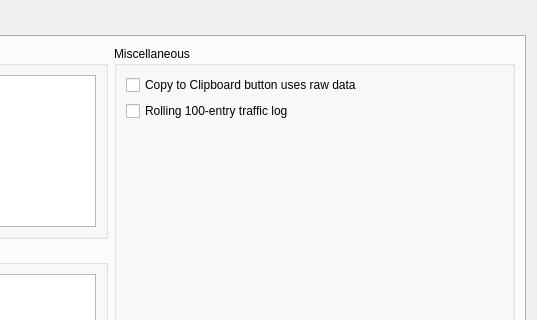
dannagle/PacketSender, file src/settings.ui: the form before one commit; both pictures show x 316 to 853 and y 0 to 320 of the 853 by 545 pixel window.
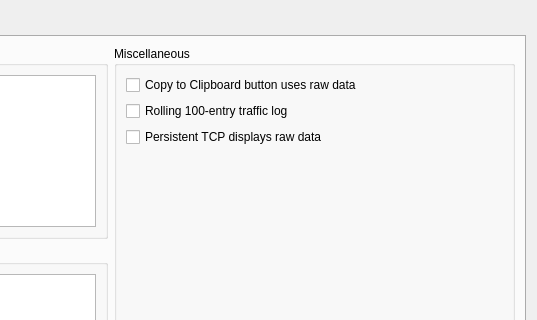
The form after the commit. The open tabs and pages were chosen to show the change.

Commit message: added raw option for persistent tcp

The edit to the form file:
```diff
--- a/src/settings.ui
+++ b/src/settings.ui
@@ -124,6 +124,13 @@
             </property>
            </widget>
           </item>
+          <item>
+           <widget class="QCheckBox" name="persistentTCPrawCheck">
+            <property name="text">
+             <string>Persistent TCP displays raw data</string>
+            </property>
+           </widget>
+          </item>
           <item>
            <spacer name="verticalSpacer_6">
             <property name="orientation">
```
Left out of the diff: 2 changed lines with no effect on the pictures. The commit also changes 4 other files.
